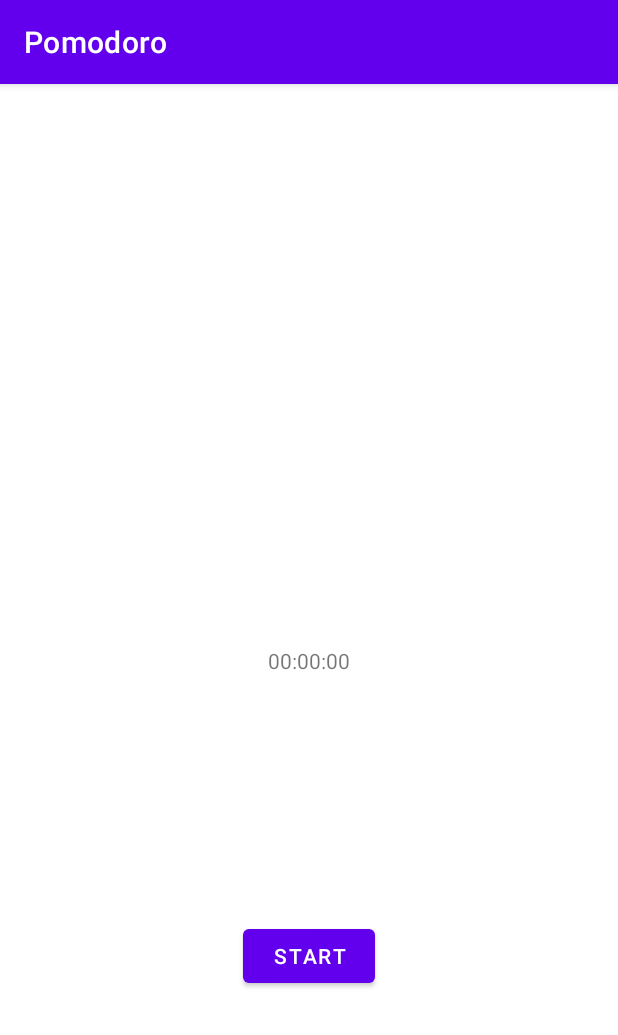
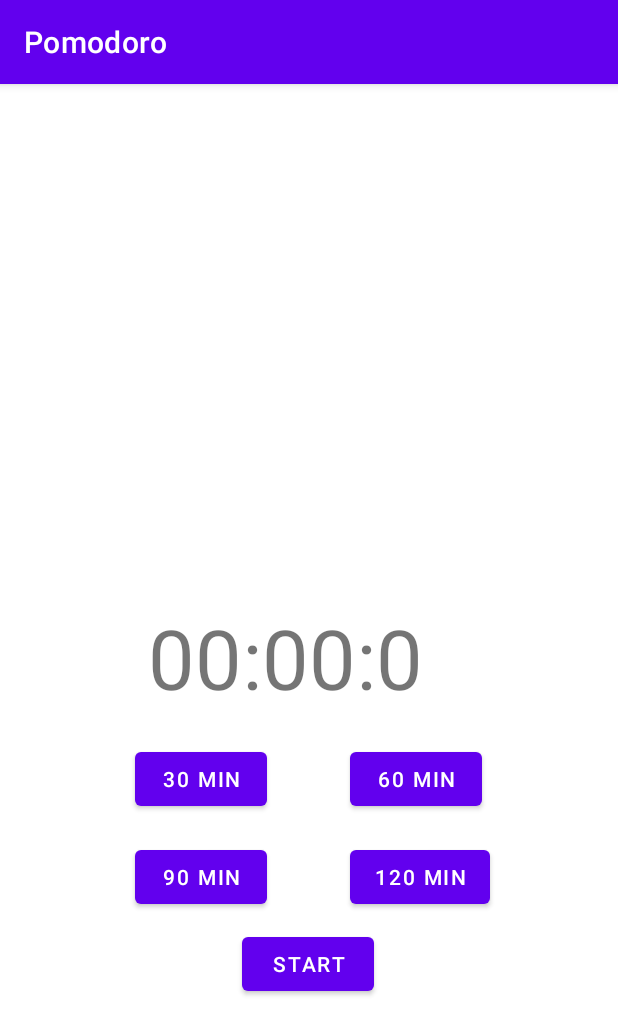
Before and after one commit to UiA-IKT-205/christofferHelgesenDanielsen, an Android app: the screen it shows after launch (MainActivity), on a phone screen of 412 x 824 dp. Shown: the top 1035 px of the screen. Run offline under Robolectric (Android 15) with nearby library versions, the phone set to English and light mode, and no system bars.

Commit message:
added buttons

```diff
--- a/Pomodoro/app/src/main/java/no/uia/ikt205/pomodoro/MainActivity.kt
+++ b/Pomodoro/app/src/main/java/no/uia/ikt205/pomodoro/MainActivity.kt
@@ -11,42 +11,89 @@ import no.uia.ikt205.pomodoro.util.millisecondsToDescriptiveTime
 
 class MainActivity : AppCompatActivity() {
 
-    lateinit var timer:CountDownTimer
-    lateinit var startButton:Button
-    lateinit var coutdownDisplay:TextView
+    var isRunning: Boolean = false;
 
-    val timeToCountDownInMs = 5000L
+    lateinit var timer: CountDownTimer
+    lateinit var startButton: Button
+    lateinit var Button_30: Button
+    lateinit var Button_60: Button
+    lateinit var Button_90: Button
+    lateinit var Button_120: Button
+    lateinit var coutdownDisplay: TextView
+
+    var timeToCountDownInMs = 5000L
     val timeTicks = 1000L
 
     override fun onCreate(savedInstanceState: Bundle?) {
         super.onCreate(savedInstanceState)
         setContentView(R.layout.activity_main)
+        Button_30 = findViewById<Button>(R.id.countdown30)
+        Button_30.setOnClickListener() {
+            updateCountDownDisplay(1800000)
+            val timerupdate = 1800000L
+            timeToCountDownInMs = timerupdate
 
-       startButton = findViewById<Button>(R.id.startCountdownButton)
-       startButton.setOnClickListener(){
-           startCountDown(it)
-       }
-       coutdownDisplay = findViewById<TextView>(R.id.countDownView)
+        }
+        Button_60 = findViewById<Button>(R.id.countdown60)
+        Button_60.setOnClickListener() {
+            updateCountDownDisplay(3600000)
+            val timerupdate = 3600000L
+            timeToCountDownInMs = timerupdate
+
+        }
+
+        Button_90 = findViewById<Button>(R.id.countdown90)
+        Button_90.setOnClickListener() {
+            updateCountDownDisplay(5400000)
+            val timerupdate = 5400000L
+            timeToCountDownInMs = timerupdate
+
+        }
+
+        Button_120 = findViewById<Button>(R.id.countdown120)
+        Button_120.setOnClickListener() {
+            updateCountDownDisplay(7200000)
+            val timerupdate = 7200000L
+            timeToCountDownInMs = timerupdate
+
+
+        }
+
+        startButton = findViewById<Button>(R.id.startCountdownButton)
+        startButton.setOnClickListener() {
+            if (isRunning) {
+                resetTimer()
+            } else {
+                startCountDown(it)
+            }
+        }
+
+        coutdownDisplay = findViewById<TextView>(R.id.countDownView)
 
     }
 
-    fun startCountDown(v: View){
+    fun startCountDown(v: View) {
 
-        timer = object : CountDownTimer(timeToCountDownInMs,timeTicks) {
+        timer = object : CountDownTimer(timeToCountDownInMs, timeTicks) {
             override fun onFinish() {
-                Toast.makeText(this@MainActivity,"Arbeidsøkt er ferdig", Toast.LENGTH_SHORT).show()
+                Toast.makeText(this@MainActivity, "Arbeidsøkt er ferdig", Toast.LENGTH_SHORT).show()
             }
 
             override fun onTick(millisUntilFinished: Long) {
-               updateCountDownDisplay(millisUntilFinished)
+                updateCountDownDisplay(millisUntilFinished)
             }
         }
+        isRunning = true
+        timer.start()
 
-        timer.start()
     }
 
-    fun updateCountDownDisplay(timeInMs:Long){
+
+    fun updateCountDownDisplay(timeInMs: Long) {
         coutdownDisplay.text = millisecondsToDescriptiveTime(timeInMs)
     }
 
+    private fun resetTimer() {
+        timeToCountDownInMs = 0L
+    }
 }
--- a/Pomodoro/app/src/main/res/layout/activity_main.xml
+++ b/Pomodoro/app/src/main/res/layout/activity_main.xml
@@ -6,15 +6,19 @@
     android:layout_height="match_parent"
     tools:context=".MainActivity">
 
+
     <TextView
         android:id="@+id/countDownView"
-        android:layout_width="wrap_content"
-        android:layout_height="wrap_content"
+        android:layout_width="214dp"
+        android:layout_height="76dp"
         android:text="@string/default_time_display"
+        android:textSize="55dp"
         app:layout_constraintBottom_toBottomOf="parent"
+        app:layout_constraintHorizontal_bias="0.497"
         app:layout_constraintLeft_toLeftOf="parent"
         app:layout_constraintRight_toRightOf="parent"
-        app:layout_constraintTop_toTopOf="parent" />
+        app:layout_constraintTop_toTopOf="parent"
+        app:layout_constraintVertical_bias="0.499" />
 
     <Button
         android:id="@+id/startCountdownButton"
@@ -23,8 +27,58 @@
         android:text="@string/startButtonText"
         app:layout_constraintBottom_toBottomOf="parent"
         app:layout_constraintEnd_toEndOf="parent"
+        app:layout_constraintHorizontal_bias="0.498"
         app:layout_constraintStart_toStartOf="parent"
-        app:layout_constraintTop_toBottomOf="@+id/countDownView" />
+        app:layout_constraintTop_toBottomOf="@+id/countDownView"
+        app:layout_constraintVertical_bias="0.474" />
+
+    <Button
+        android:id="@+id/countdown30"
+        android:layout_width="wrap_content"
+        android:layout_height="wrap_content"
+        android:text="@string/button30"
+        app:layout_constraintBottom_toBottomOf="parent"
+        app:layout_constraintEnd_toEndOf="parent"
+        app:layout_constraintHorizontal_bias="0.278"
+        app:layout_constraintStart_toStartOf="parent"
+        app:layout_constraintTop_toBottomOf="@+id/countDownView"
+        app:layout_constraintVertical_bias="0.061" />
+
+    <Button
+        android:id="@+id/countdown60"
+        android:layout_width="wrap_content"
+        android:layout_height="wrap_content"
+        android:text="@string/button60"
+        app:layout_constraintBottom_toBottomOf="parent"
+        app:layout_constraintEnd_toEndOf="parent"
+        app:layout_constraintHorizontal_bias="0.721"
+        app:layout_constraintStart_toStartOf="parent"
+        app:layout_constraintTop_toBottomOf="@+id/countDownView"
+        app:layout_constraintVertical_bias="0.061" />
+
+    <Button
+        android:id="@+id/countdown90"
+        android:layout_width="wrap_content"
+        android:layout_height="wrap_content"
+        android:text="@string/button90"
+        app:layout_constraintBottom_toBottomOf="parent"
+        app:layout_constraintEnd_toEndOf="parent"
+        app:layout_constraintHorizontal_bias="0.278"
+        app:layout_constraintStart_toStartOf="parent"
+        app:layout_constraintTop_toBottomOf="@+id/countDownView"
+        app:layout_constraintVertical_bias="0.279" />
+
+    <Button
+        android:id="@+id/countdown120"
+        android:layout_width="wrap_content"
+        android:layout_height="wrap_content"
+        android:text="@string/button120"
+        app:layout_constraintBottom_toBottomOf="parent"
+        app:layout_constraintEnd_toEndOf="parent"
+        app:layout_constraintHorizontal_bias="0.732"
+        app:layout_constraintStart_toStartOf="parent"
+        app:layout_constraintTop_toBottomOf="@+id/countDownView"
+        app:layout_constraintVertical_bias="0.279" />
 
 
 </androidx.constraintlayout.widget.ConstraintLayout>
--- a/Pomodoro/app/src/main/res/values/strings.xml
+++ b/Pomodoro/app/src/main/res/values/strings.xml
@@ -2,4 +2,9 @@
     <string name="app_name">Pomodoro</string>
     <string name="default_time_display">00:00:00</string>
     <string name="startButtonText">Start</string>
+    <string name="button30">30 min</string>
+    <string name="button60">60 min</string>
+    <string name="button90">90 min</string>
+    <string name="button120">120 min</string>
+
 </resources>
--- a/Pomodoro/build.gradle
+++ b/Pomodoro/build.gradle
@@ -6,7 +6,7 @@ buildscript {
         jcenter()
     }
     dependencies {
-        classpath "com.android.tools.build:gradle:4.2.0-beta02"
+        classpath "com.android.tools.build:gradle:4.1.2"
         classpath "org.jetbrains.kotlin:kotlin-gradle-plugin:$kotlin_version"
 
         // NOTE: Do not place your application dependencies here; they belong
```
Also changed, not shown: Pomodoro/gradle/wrapper/gradle-wrapper.properties, 1 other file.
